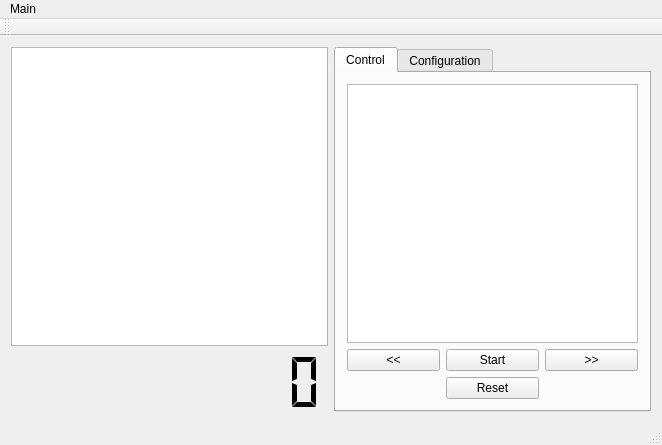
First picture: the form in mainwindow.ui, repository drogenlied/QIYPTClock, before the edit.
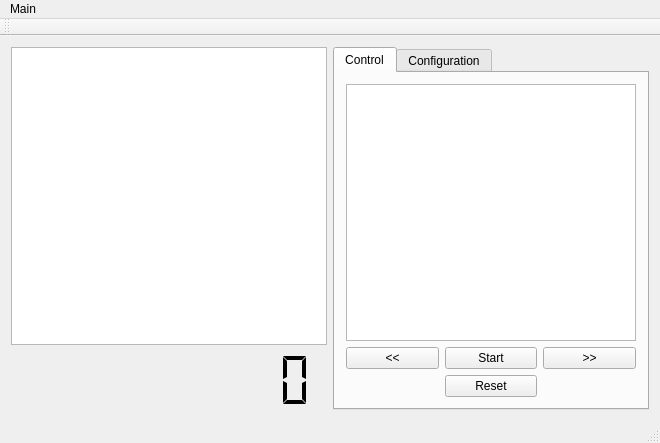
Second picture: the form after the edit. Custom widgets are drawn as their Qt base class.

Commit message: implement stage list loading and saving and wire up components

What changed in the file:
```diff
--- a/mainwindow.ui
+++ b/mainwindow.ui
@@ -6,8 +6,8 @@
    <rect>
     <x>0</x>
     <y>0</y>
-    <width>662</width>
-    <height>445</height>
+    <width>660</width>
+    <height>443</height>
    </rect>
   </property>
   <property name="windowTitle">
@@ -100,9 +100,6 @@
         <string>Control</string>
        </attribute>
        <layout class="QGridLayout" name="gridLayout">
-        <item row="0" column="0" colspan="3">
-         <widget class="QListWidget" name="stagelist"/>
-        </item>
         <item row="1" column="0">
          <widget class="QPushButton" name="bwd">
           <property name="text">
@@ -131,6 +128,37 @@
           </property>
          </widget>
         </item>
+        <item row="0" column="0" colspan="3">
+         <widget class="QTableView" name="stagelist">
+          <property name="enabled">
+           <bool>true</bool>
+          </property>
+          <property name="editTriggers">
+           <set>QAbstractItemView::NoEditTriggers</set>
+          </property>
+          <property name="tabKeyNavigation">
+           <bool>false</bool>
+          </property>
+          <property name="showDropIndicator" stdset="0">
+           <bool>false</bool>
+          </property>
+          <property name="dragDropOverwriteMode">
+           <bool>false</bool>
+          </property>
+          <property name="selectionMode">
+           <enum>QAbstractItemView::NoSelection</enum>
+          </property>
+          <property name="selectionBehavior">
+           <enum>QAbstractItemView::SelectRows</enum>
+          </property>
+          <property name="showGrid">
+           <bool>false</bool>
+          </property>
+          <property name="wordWrap">
+           <bool>false</bool>
+          </property>
+         </widget>
+        </item>
        </layout>
       </widget>
       <widget class="QWidget" name="tab_config">
@@ -230,8 +258,8 @@
     <rect>
      <x>0</x>
      <y>0</y>
-     <width>662</width>
-     <height>23</height>
+     <width>660</width>
+     <height>22</height>
     </rect>
    </property>
    <widget class="QMenu" name="menuMain">
```
Left out of the diff: 18 changed lines with no effect on the pictures. The commit also changes 4 other files.
